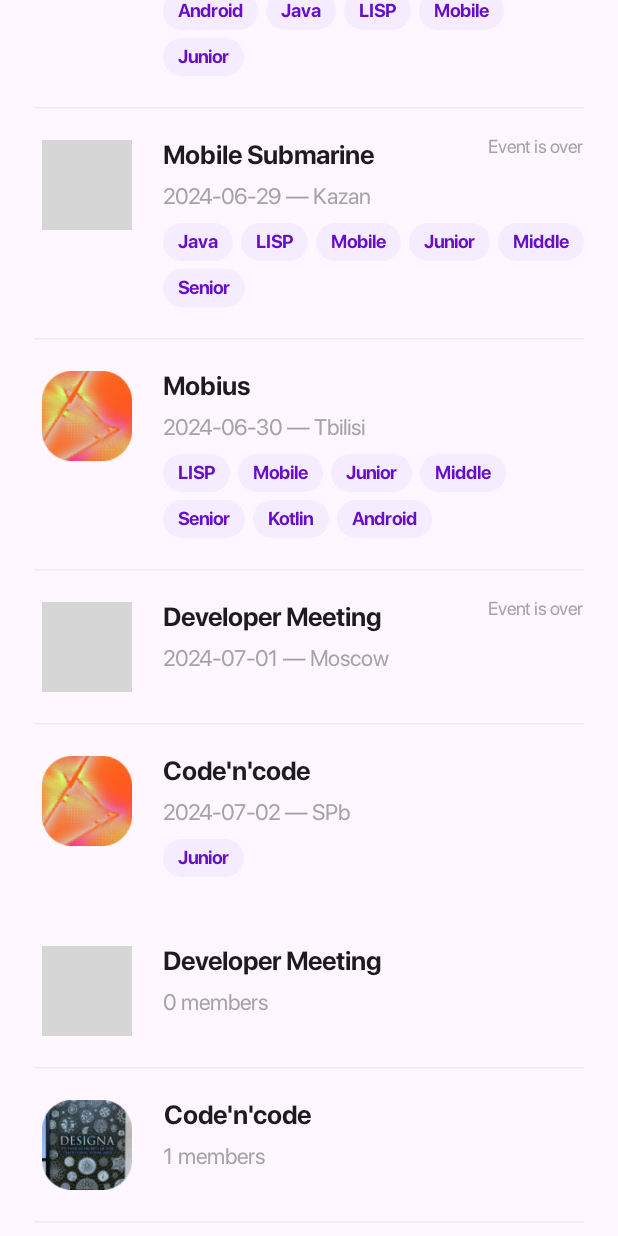
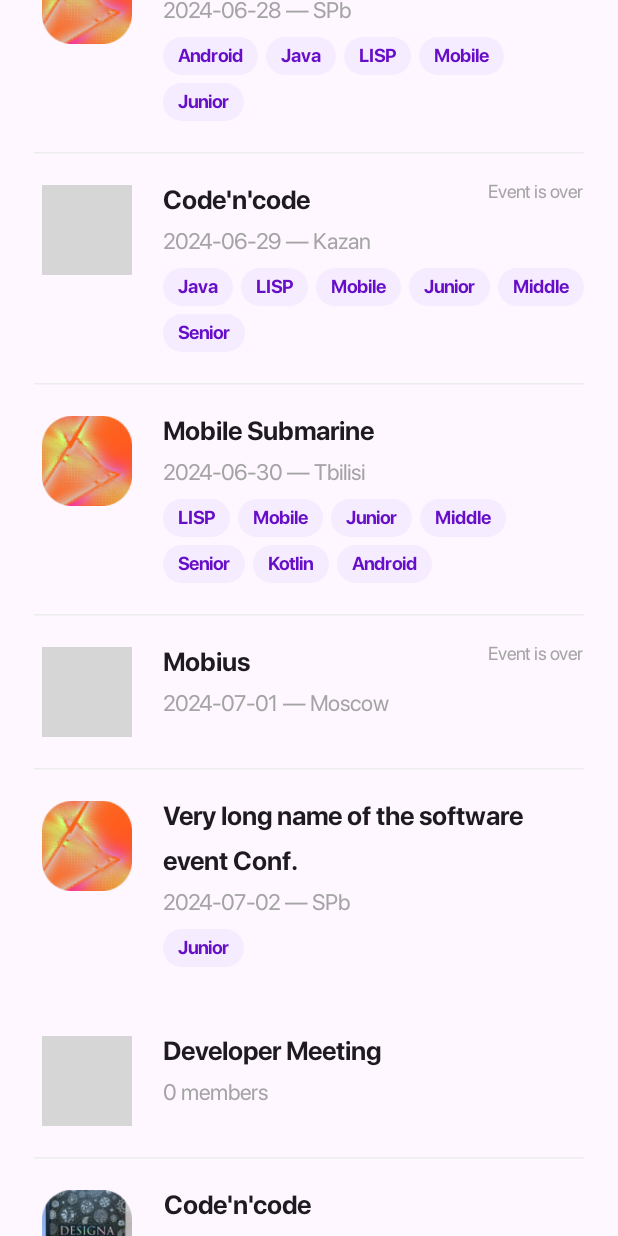
Before and after one commit to kekulta/Events, an Android app built with Jetpack Compose: the screen it shows after launch (MainActivity), on a phone screen of 412 x 824 dp. Run offline under Robolectric (Android 15) with nearby library versions, the light colour scheme and no system bars; pictures from the network do not load; Roboto replaces fonts that are not available here; 1 statement that could not run was skipped; grey boxes are pictures that could not be loaded.

Commit message:
Fix overflow bug

```diff
--- a/app/src/main/java/com/kekulta/events/ui/elements/EventElement.kt
+++ b/app/src/main/java/com/kekulta/events/ui/elements/EventElement.kt
@@ -7,13 +7,13 @@
 import androidx.compose.foundation.layout.ExperimentalLayoutApi
 import androidx.compose.foundation.layout.FlowRow
 import androidx.compose.foundation.layout.Row
-import androidx.compose.foundation.layout.Spacer
 import androidx.compose.foundation.layout.padding
 import androidx.compose.material3.Text
 import androidx.compose.runtime.Composable
 import androidx.compose.runtime.remember
 import androidx.compose.ui.Alignment
 import androidx.compose.ui.Modifier
+import androidx.compose.ui.text.style.TextOverflow
 import com.kekulta.events.ui.base.chips.RoundChip
 import com.kekulta.events.ui.theme.EventsTheme
 
@@ -48,13 +48,14 @@
             modifier = Modifier
                 .padding(start = EventsTheme.sizes.sizeX6),
         ) {
-            FlowRow {
+            Row {
                 Text(
+                    modifier = Modifier
+                        .weight(1f),
                     text = eventVo.name,
                     style = EventsTheme.typography.bodyText1
                 )
                 if (eventVo.note != null) {
-                    Spacer(modifier = Modifier.weight(1f))
                     Text(
                         text = eventVo.note,
                         color = EventsTheme.colors.neutralWeak,
--- a/app/src/main/java/com/kekulta/events/ui/showcase/ShowcaseSecond.kt
+++ b/app/src/main/java/com/kekulta/events/ui/showcase/ShowcaseSecond.kt
@@ -88,7 +88,13 @@
 
 fun mockEventsVo(size: Int): List<EventElementVo> {
     val places = listOf("Moscow", "SPb", "Kazan", "Tbilisi")
-    val names = listOf("Developer Meeting", "Code'n'code", "Mobile Submarine", "Mobius")
+    val names = listOf(
+        "Developer Meeting",
+        "Code'n'code",
+        "Mobile Submarine",
+        "Mobius",
+        "Very long name of the software event Conf."
+    )
     val tags = listOf("Mobile", "Junior", "Middle", "Senior", "Kotlin", "Android", "Java", "LISP")
 
     return List(size) { index ->
```
